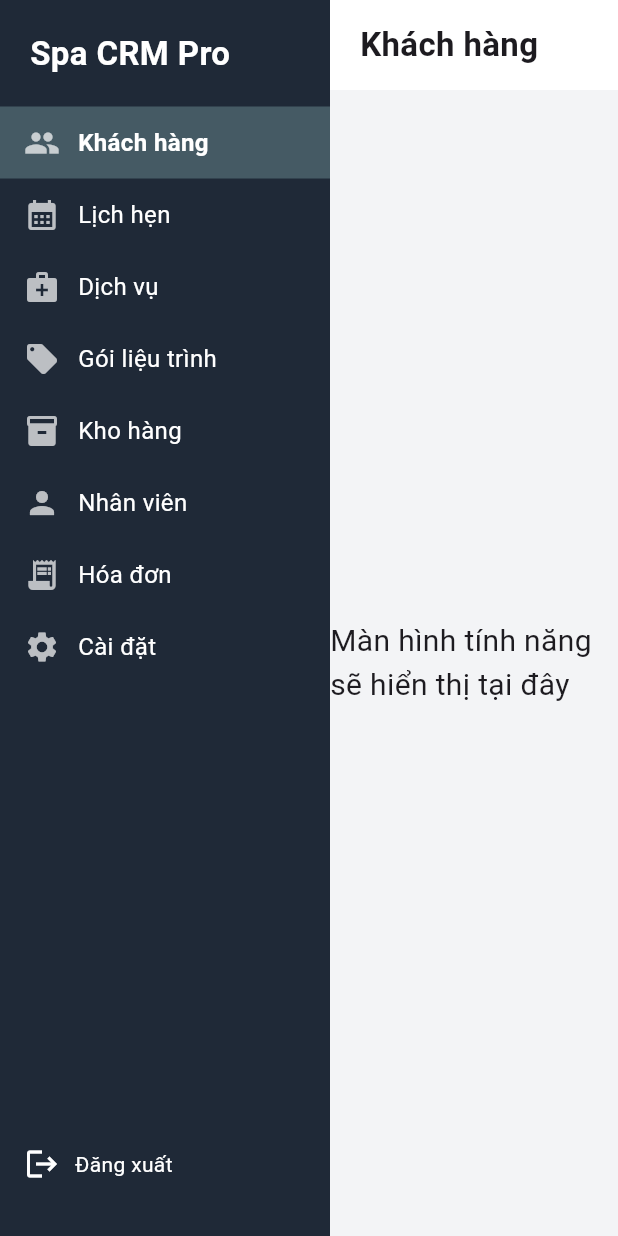
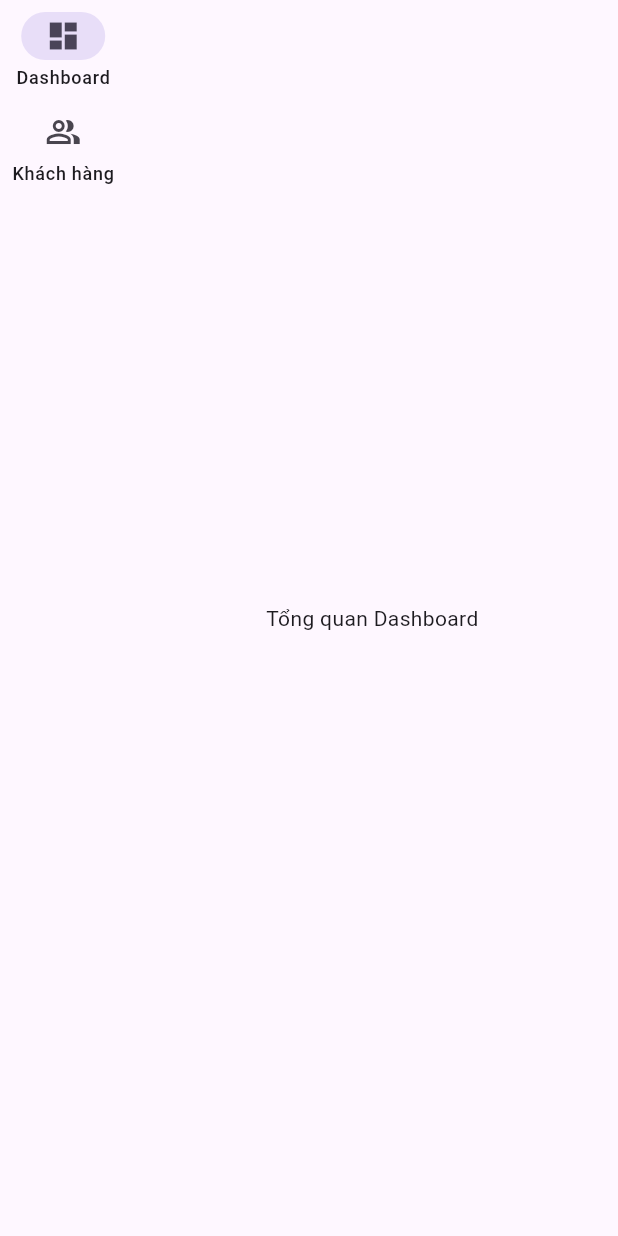
Before and after one commit to conlele0201/spa-crm-pro, a Flutter app: the DashboardScreen screen opened by its route, on a phone screen of 412 x 824 dp. Run offline on Flutter 3.47's test engine with Material 3 defaults, Android fonts, the phone set to English and light mode, and no system bars; our stand-ins replace supabase_flutter; accounts and stored records are empty; statements that could not run were skipped.

Commit message:
Update dashboard_screen.dart

```diff
--- a/frontend/lib/screens/dashboard_screen.dart
+++ b/frontend/lib/screens/dashboard_screen.dart
@@ -1,137 +1,55 @@
 import 'package:flutter/material.dart';
-import '../controllers/menu_controller.dart';
-import '../services/auth_service.dart';
+import 'customers_screen.dart';
 
 class DashboardScreen extends StatefulWidget {
-  DashboardScreen({super.key});
+  const DashboardScreen({super.key});
 
   @override
   State<DashboardScreen> createState() => _DashboardScreenState();
 }
 
 class _DashboardScreenState extends State<DashboardScreen> {
-  final AuthService _auth = AuthService();
-  final MenuController menuController = MenuController();
+  int selectedIndex = 0;
+
+  final List<Widget> pages = [
+    const Center(child: Text("Tổng quan Dashboard")),
+    const CustomersScreen(),
+  ];
 
   @override
   Widget build(BuildContext context) {
     return Scaffold(
       body: Row(
         children: [
-          // SIDEBAR
-          Container(
-            width: 220,
-            color: const Color(0xFF1F2937),
-            child: Column(
-              crossAxisAlignment: CrossAxisAlignment.start,
-              children: [
-                const Padding(
-                  padding: EdgeInsets.all(20),
-                  child: Text(
-                    "Spa CRM Pro",
-                    style: TextStyle(
-                      color: Colors.white,
-                      fontSize: 22,
-                      fontWeight: FontWeight.bold,
-                    ),
-                  ),
-                ),
+          NavigationRail(
+            selectedIndex: selectedIndex,
+            onDestinationSelected: (index) {
+              setState(() {
+                selectedIndex = index;
+              });
+            },
+            labelType: NavigationRailLabelType.all,
+            destinations: const [
+              NavigationRailDestination(
+                icon: Icon(Icons.dashboard_outlined),
+                selectedIcon: Icon(Icons.dashboard),
+                label: Text("Dashboard"),
+              ),
+              NavigationRailDestination(
+                icon: Icon(Icons.people_alt_outlined),
+                selectedIcon: Icon(Icons.people),
+                label: Text("Khách hàng"),
+              ),
+            ],
+          ),
 
-                // MENU LIST
-                Expanded(
-                  child: ListView(
-                    children: menuController.items.map((item) {
-                      bool active = item.key == menuController.activeKey;
-
-                      return InkWell(
-                        onTap: () {
-                          setState(() {
-                            menuController.setActive(item.key);
-                          });
-                        },
-                        child: Container(
-                          color: active ? Colors.blueGrey.shade700 : Colors.transparent,
-                          padding: const EdgeInsets.symmetric(vertical: 12, horizontal: 16),
-                          child: Row(
-                            children: [
-                              Icon(item.icon, color: Colors.white70),
-                              const SizedBox(width: 12),
-                              Text(
-                                item.title,
-                                style: TextStyle(
-                                  color: Colors.white,
-                                  fontSize: 16,
-                                  fontWeight: active ? FontWeight.bold : FontWeight.normal,
-                                ),
-                              )
-                            ],
-                          ),
-                        ),
-                      );
-                    }).toList(),
-                  ),
-                ),
-
-                // LOGOUT
-                InkWell(
-                  onTap: () async {
-                    await _auth.signOut();
-                    Navigator.pushReplacementNamed(context, '/login');
-                  },
-                  child: const Padding(
-                    padding: EdgeInsets.all(16),
-                    child: Row(
-                      children: [
-                        Icon(Icons.logout, color: Colors.white),
-                        SizedBox(width: 10),
-                        Text(
-                          "Đăng xuất",
-                          style: TextStyle(color: Colors.white),
-                        )
-                      ],
-                    ),
-                  ),
-                ),
-                const SizedBox(height: 20),
-              ],
+          // nội dung thay đổi theo menu
+          Expanded(
+            child: Container(
+              padding: const EdgeInsets.all(16),
+              child: pages[selectedIndex],
             ),
           ),
-
-          // MAIN BODY
-          Expanded(
-            child: Column(
-              children: [
-                // TOPBAR
-                Container(
-                  height: 60,
-                  color: Colors.white,
-                  padding: const EdgeInsets.symmetric(horizontal: 20),
-                  alignment: Alignment.centerLeft,
-                  child: Text(
-                    menuController.items
-                        .firstWhere((e) => e.key == menuController.activeKey)
-                        .title,
-                    style: const TextStyle(
-                      fontSize: 22,
-                      fontWeight: FontWeight.bold,
-                    ),
-                  ),
-                ),
-
-                Expanded(
-                  child: Container(
-                    color: const Color(0xFFF3F4F6),
-                    child: const Center(
-                      child: Text(
-                        "Màn hình tính năng sẽ hiển thị tại đây",
-                        style: TextStyle(fontSize: 20),
-                      ),
-                    ),
-                  ),
-                )
-              ],
-            ),
-          )
         ],
       ),
     );
```
